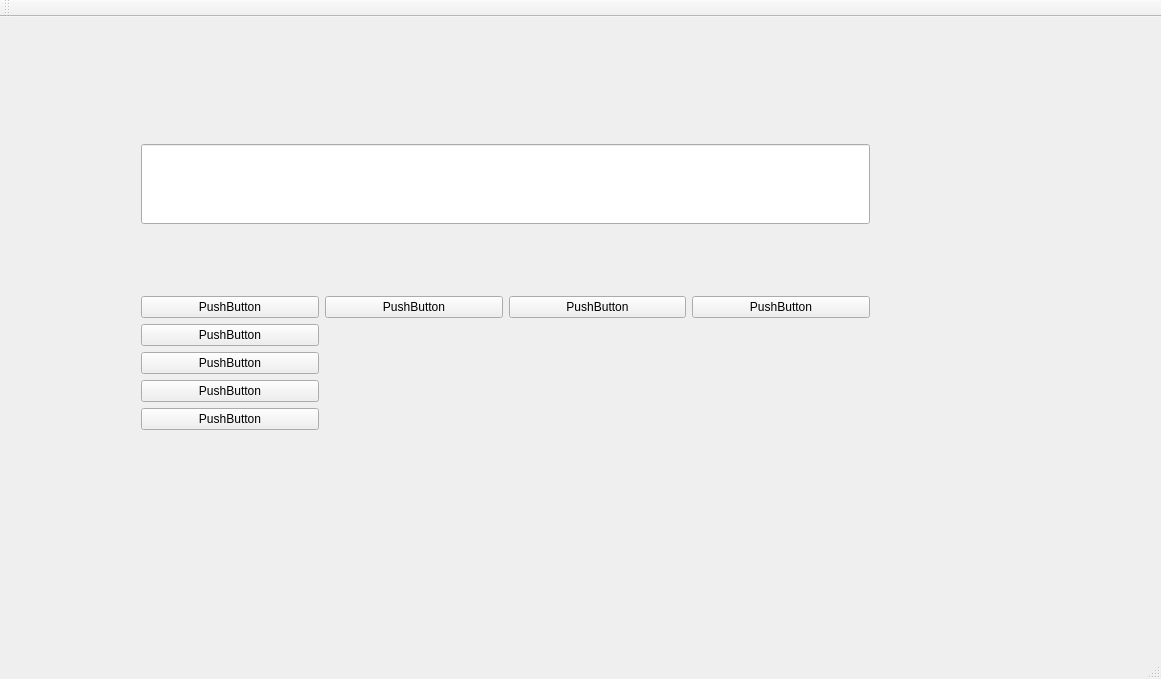
Old version of the form mainwindow.ui in the repository fanzhengchen/qt-calculator.
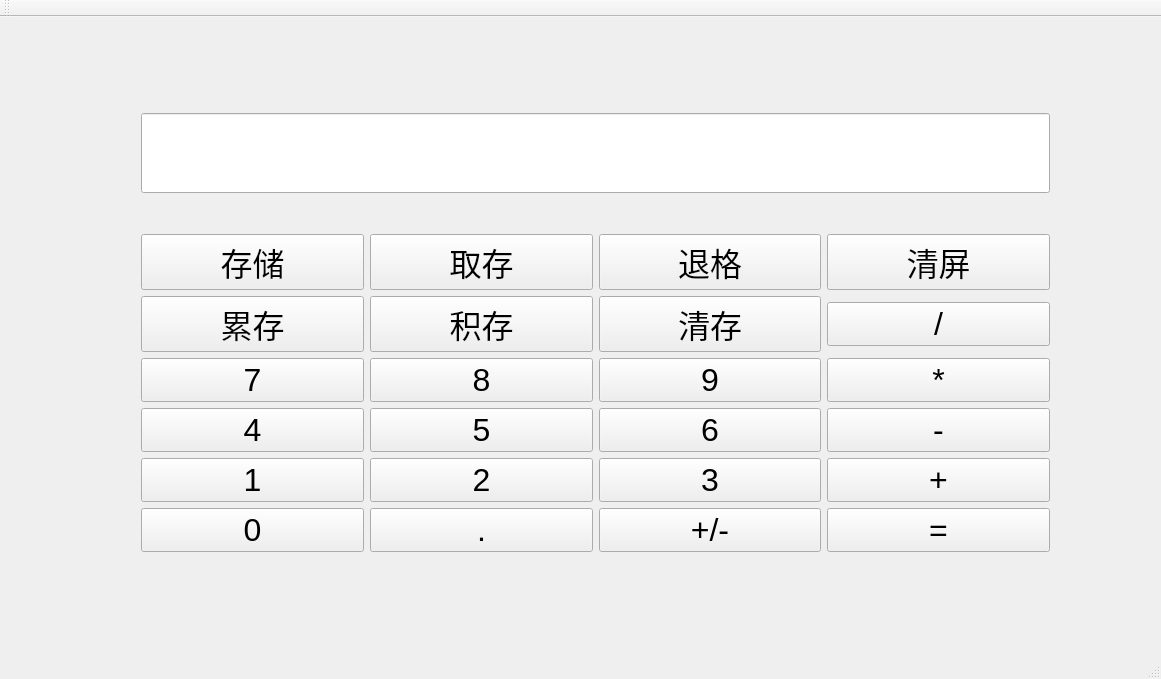
New version of the form.

```diff
--- a/mainwindow.ui
+++ b/mainwindow.ui
@@ -19,8 +19,8 @@
      <rect>
       <x>130</x>
       <y>50</y>
-      <width>751</width>
-      <height>441</height>
+      <width>931</width>
+      <height>531</height>
      </rect>
     </property>
     <layout class="QVBoxLayout" name="verticalLayout">
@@ -87,6 +87,11 @@
          </disabled>
         </palette>
        </property>
+       <property name="font">
+        <font>
+         <pointsize>15</pointsize>
+        </font>
+       </property>
        <property name="autoFillBackground">
         <bool>false</bool>
        </property>
@@ -97,59 +102,291 @@
      </item>
      <item>
       <layout class="QGridLayout" name="gridLayout">
-       <item row="4" column="0">
-        <widget class="QPushButton" name="pushButton_8">
-         <property name="text">
-          <string>PushButton</string>
+       <item row="4" column="1">
+        <widget class="QPushButton" name="two">
+         <property name="font">
+          <font>
+           <pointsize>24</pointsize>
+          </font>
          </property>
-        </widget>
-       </item>
-       <item row="0" column="2">
-        <widget class="QPushButton" name="pushButton_4">
          <property name="text">
-          <string>PushButton</string>
-         </property>
-        </widget>
-       </item>
-       <item row="3" column="0">
-        <widget class="QPushButton" name="pushButton_7">
-         <property name="text">
-          <string>PushButton</string>
-         </property>
-        </widget>
-       </item>
-       <item row="0" column="1">
-        <widget class="QPushButton" name="pushButton_3">
-         <property name="text">
-          <string>PushButton</string>
+          <string>2</string>
          </property>
         </widget>
        </item>
        <item row="0" column="3">
         <widget class="QPushButton" name="pushButton_5">
+         <property name="font">
+          <font>
+           <pointsize>24</pointsize>
+          </font>
+         </property>
          <property name="text">
-          <string>PushButton</string>
+          <string>清屏</string>
          </property>
         </widget>
        </item>
-       <item row="1" column="0">
-        <widget class="QPushButton" name="pushButton_2">
+       <item row="4" column="3">
+        <widget class="QPushButton" name="plus">
+         <property name="font">
+          <font>
+           <pointsize>24</pointsize>
+          </font>
+         </property>
          <property name="text">
-          <string>PushButton</string>
+          <string>+</string>
          </property>
         </widget>
        </item>
        <item row="0" column="0">
-        <widget class="QPushButton" name="pushButton">
+        <widget class="QPushButton" name="store">
+         <property name="font">
+          <font>
+           <pointsize>24</pointsize>
+          </font>
+         </property>
          <property name="text">
-          <string>PushButton</string>
+          <string>存储</string>
+         </property>
+        </widget>
+       </item>
+       <item row="5" column="3">
+        <widget class="QPushButton" name="equal">
+         <property name="font">
+          <font>
+           <pointsize>24</pointsize>
+          </font>
+         </property>
+         <property name="text">
+          <string>=</string>
+         </property>
+        </widget>
+       </item>
+       <item row="3" column="3">
+        <widget class="QPushButton" name="substraction">
+         <property name="font">
+          <font>
+           <pointsize>24</pointsize>
+          </font>
+         </property>
+         <property name="text">
+          <string>-</string>
+         </property>
+        </widget>
+       </item>
+       <item row="5" column="1">
+        <widget class="QPushButton" name="dot">
+         <property name="font">
+          <font>
+           <pointsize>24</pointsize>
+          </font>
+         </property>
+         <property name="text">
+          <string>.</string>
+         </property>
+        </widget>
+       </item>
+       <item row="4" column="2">
+        <widget class="QPushButton" name="three">
+         <property name="font">
+          <font>
+           <pointsize>24</pointsize>
+          </font>
+         </property>
+         <property name="text">
+          <string>3</string>
+         </property>
+        </widget>
+       </item>
+       <item row="3" column="1">
+        <widget class="QPushButton" name="five">
+         <property name="font">
+          <font>
+           <pointsize>24</pointsize>
+          </font>
+         </property>
+         <property name="text">
+          <string>5</string>
          </property>
         </widget>
        </item>
        <item row="2" column="0">
-        <widget class="QPushButton" name="pushButton_6">
+        <widget class="QPushButton" name="seven">
+         <property name="font">
+          <font>
+           <pointsize>24</pointsize>
+          </font>
+         </property>
          <property name="text">
-          <string>PushButton</string>
+          <string>7</string>
+         </property>
+        </widget>
+       </item>
+       <item row="0" column="1">
+        <widget class="QPushButton" name="load_store">
+         <property name="font">
+          <font>
+           <pointsize>24</pointsize>
+          </font>
+         </property>
+         <property name="text">
+          <string>取存</string>
+         </property>
+        </widget>
+       </item>
+       <item row="4" column="0">
+        <widget class="QPushButton" name="one">
+         <property name="font">
+          <font>
+           <pointsize>24</pointsize>
+          </font>
+         </property>
+         <property name="text">
+          <string>1</string>
+         </property>
+        </widget>
+       </item>
+       <item row="2" column="2">
+        <widget class="QPushButton" name="nine">
+         <property name="font">
+          <font>
+           <pointsize>24</pointsize>
+          </font>
+         </property>
+         <property name="text">
+          <string>9</string>
+         </property>
+        </widget>
+       </item>
+       <item row="2" column="3">
+        <widget class="QPushButton" name="multiplication">
+         <property name="font">
+          <font>
+           <pointsize>24</pointsize>
+          </font>
+         </property>
+         <property name="text">
+          <string>*</string>
+         </property>
+        </widget>
+       </item>
+       <item row="3" column="2">
+        <widget class="QPushButton" name="six">
+         <property name="font">
+          <font>
+           <pointsize>24</pointsize>
+          </font>
+         </property>
+         <property name="text">
+          <string>6</string>
+         </property>
+        </widget>
+       </item>
+       <item row="3" column="0">
+        <widget class="QPushButton" name="four">
+         <property name="font">
+          <font>
+           <pointsize>24</pointsize>
+          </font>
+         </property>
+         <property name="text">
+          <string>4</string>
+         </property>
+        </widget>
+       </item>
+       <item row="5" column="2">
+        <widget class="QPushButton" name="reverse">
+         <property name="font">
+          <font>
+           <pointsize>24</pointsize>
+          </font>
+         </property>
+         <property name="text">
+          <string>+/-</string>
+         </property>
+        </widget>
+       </item>
+       <item row="2" column="1">
+        <widget class="QPushButton" name="eight">
+         <property name="font">
+          <font>
+           <pointsize>24</pointsize>
+          </font>
+         </property>
+         <property name="text">
+          <string>8</string>
+         </property>
+        </widget>
+       </item>
+       <item row="5" column="0">
+        <widget class="QPushButton" name="zero">
+         <property name="font">
+          <font>
+           <pointsize>24</pointsize>
+          </font>
+         </property>
+         <property name="text">
+          <string>0</string>
+         </property>
+        </widget>
+       </item>
+       <item row="0" column="2">
+        <widget class="QPushButton" name="back">
+         <property name="font">
+          <font>
+           <pointsize>24</pointsize>
+          </font>
+         </property>
+         <property name="text">
+          <string>退格</string>
+         </property>
+        </widget>
+       </item>
+       <item row="1" column="1">
+        <widget class="QPushButton" name="multiply_store">
+         <property name="font">
+          <font>
+           <pointsize>24</pointsize>
+          </font>
+         </property>
+         <property name="text">
+          <string>积存</string>
+         </property>
+        </widget>
+       </item>
+       <item row="1" column="0">
+        <widget class="QPushButton" name="add_store">
+         <property name="font">
+          <font>
+           <pointsize>24</pointsize>
+          </font>
+         </property>
+         <property name="text">
+          <string>累存</string>
+         </property>
+        </widget>
+       </item>
+       <item row="1" column="2">
+        <widget class="QPushButton" name="clear_store">
+         <property name="font">
+          <font>
+           <pointsize>24</pointsize>
+          </font>
+         </property>
+         <property name="text">
+          <string>清存</string>
+         </property>
+        </widget>
+       </item>
+       <item row="1" column="3">
+        <widget class="QPushButton" name="division">
+         <property name="font">
+          <font>
+           <pointsize>24</pointsize>
+          </font>
+         </property>
+         <property name="text">
+          <string>/</string>
          </property>
         </widget>
        </item>
```
Left out of the diff: 2 changed lines with no effect on the pictures.
